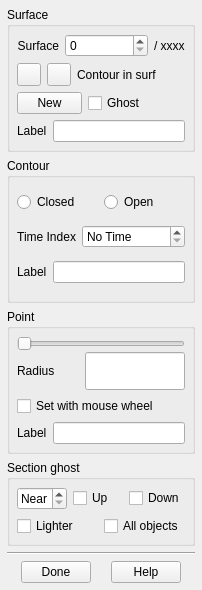
This is 3dmod/form_cont_edit.ui in imod-mirror/IMOD as Qt 5 draws it before an edit. The edited form follows.
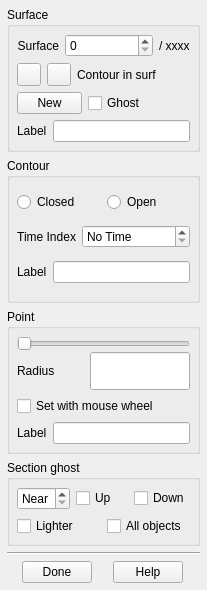
This is the edited form. Icons and pictures are not drawn.

The edit to the form file:
```diff
--- a/3dmod/form_cont_edit.ui
+++ b/3dmod/form_cont_edit.ui
@@ -6,7 +6,7 @@
    <rect>
     <x>0</x>
     <y>0</y>
-    <width>202</width>
+    <width>207</width>
     <height>590</height>
    </rect>
   </property>
```
Left out of the diff: 12 changed lines with no effect on the pictures.
